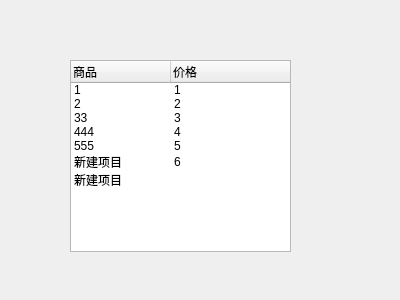
wwwxyz123/shanghaifusheng, file uitest.ui: the form before one commit.
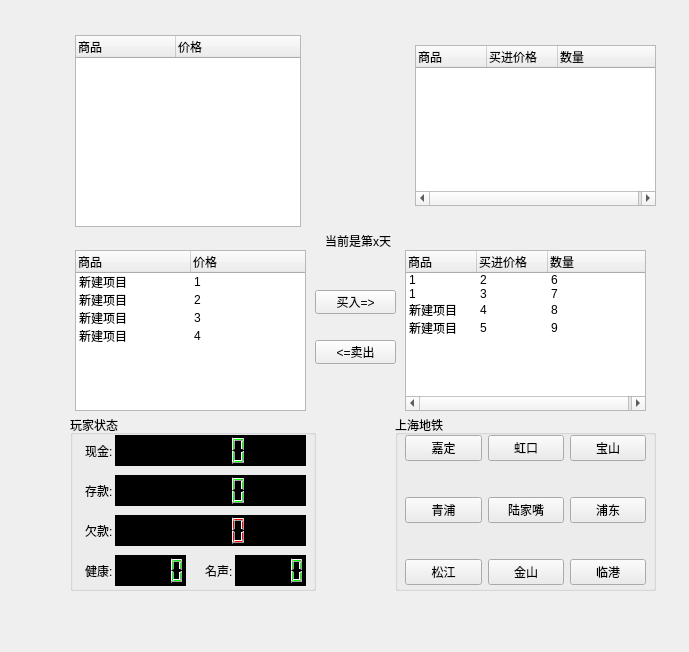
The form after the commit.

Commit message: 完成物品买卖功能，尚未集成到主窗口

```diff
--- a/uitest.ui
+++ b/uitest.ui
@@ -6,8 +6,8 @@
    <rect>
     <x>0</x>
     <y>0</y>
-    <width>400</width>
-    <height>300</height>
+    <width>689</width>
+    <height>652</height>
    </rect>
   </property>
   <property name="windowTitle">
@@ -16,9 +16,9 @@
   <widget class="QTreeWidget" name="treeWidget">
    <property name="geometry">
     <rect>
-     <x>70</x>
-     <y>60</y>
-     <width>221</width>
+     <x>75</x>
+     <y>35</y>
+     <width>226</width>
      <height>192</height>
     </rect>
    </property>
@@ -44,62 +44,475 @@
      <string>价格</string>
     </property>
    </column>
-   <item>
+  </widget>
+  <widget class="QTreeWidget" name="bagWidget">
+   <property name="geometry">
+    <rect>
+     <x>415</x>
+     <y>45</y>
+     <width>241</width>
+     <height>161</height>
+    </rect>
+   </property>
+   <property name="rootIsDecorated">
+    <bool>false</bool>
+   </property>
+   <attribute name="headerMinimumSectionSize">
+    <number>18</number>
+   </attribute>
+   <attribute name="headerDefaultSectionSize">
+    <number>71</number>
+   </attribute>
+   <attribute name="headerStretchLastSection">
+    <bool>false</bool>
+   </attribute>
+   <column>
     <property name="text">
-     <string>1</string>
+     <string notr="true">商品</string>
     </property>
+   </column>
+   <column>
     <property name="text">
-     <string>1</string>
+     <string>买进价格</string>
     </property>
-   </item>
-   <item>
+   </column>
+   <column>
     <property name="text">
-     <string>2</string>
+     <string>数量</string>
     </property>
+   </column>
+  </widget>
+  <widget class="QLCDNumber" name="playerfame">
+   <property name="geometry">
+    <rect>
+     <x>235</x>
+     <y>555</y>
+     <width>71</width>
+     <height>31</height>
+    </rect>
+   </property>
+   <property name="styleSheet">
+    <string notr="true">background-color: rgb(0, 0, 0);
+color: rgb(0, 255, 0);</string>
+   </property>
+  </widget>
+  <widget class="QLabel" name="label_5">
+   <property name="geometry">
+    <rect>
+     <x>205</x>
+     <y>560</y>
+     <width>31</width>
+     <height>21</height>
+    </rect>
+   </property>
+   <property name="text">
+    <string>名声:</string>
+   </property>
+  </widget>
+  <widget class="QLabel" name="label">
+   <property name="geometry">
+    <rect>
+     <x>85</x>
+     <y>440</y>
+     <width>31</width>
+     <height>21</height>
+    </rect>
+   </property>
+   <property name="text">
+    <string>现金:</string>
+   </property>
+  </widget>
+  <widget class="QLCDNumber" name="playerhealth">
+   <property name="geometry">
+    <rect>
+     <x>115</x>
+     <y>555</y>
+     <width>71</width>
+     <height>31</height>
+    </rect>
+   </property>
+   <property name="styleSheet">
+    <string notr="true">background-color: rgb(0, 0, 0);
+color: rgb(0, 255, 0);</string>
+   </property>
+  </widget>
+  <widget class="QWidget" name="layoutWidget">
+   <property name="geometry">
+    <rect>
+     <x>405</x>
+     <y>405</y>
+     <width>241</width>
+     <height>211</height>
+    </rect>
+   </property>
+   <layout class="QGridLayout" name="gridLayout">
+    <item row="2" column="0">
+     <widget class="QPushButton" name="pushButton_16">
+      <property name="text">
+       <string>松江</string>
+      </property>
+     </widget>
+    </item>
+    <item row="0" column="2">
+     <widget class="QPushButton" name="pushButton_10">
+      <property name="text">
+       <string>宝山</string>
+      </property>
+     </widget>
+    </item>
+    <item row="1" column="1">
+     <widget class="QPushButton" name="pushButton_12">
+      <property name="text">
+       <string>陆家嘴</string>
+      </property>
+     </widget>
+    </item>
+    <item row="1" column="2">
+     <widget class="QPushButton" name="pushButton_11">
+      <property name="text">
+       <string>浦东</string>
+      </property>
+     </widget>
+    </item>
+    <item row="2" column="2">
+     <widget class="QPushButton" name="pushButton_14">
+      <property name="text">
+       <string>临港</string>
+      </property>
+     </widget>
+    </item>
+    <item row="2" column="1">
+     <widget class="QPushButton" name="pushButton_15">
+      <property name="text">
+       <string>金山</string>
+      </property>
+     </widget>
+    </item>
+    <item row="0" column="0">
+     <widget class="QPushButton" name="pushButton_8">
+      <property name="text">
+       <string>嘉定</string>
+      </property>
+     </widget>
+    </item>
+    <item row="0" column="1">
+     <widget class="QPushButton" name="pushButton_9">
+      <property name="text">
+       <string>虹口</string>
+      </property>
+     </widget>
+    </item>
+    <item row="1" column="0">
+     <widget class="QPushButton" name="pushButton_13">
+      <property name="text">
+       <string>青浦</string>
+      </property>
+     </widget>
+    </item>
+   </layout>
+  </widget>
+  <widget class="QLabel" name="label_4">
+   <property name="geometry">
+    <rect>
+     <x>85</x>
+     <y>560</y>
+     <width>31</width>
+     <height>21</height>
+    </rect>
+   </property>
+   <property name="text">
+    <string>健康:</string>
+   </property>
+  </widget>
+  <widget class="QPushButton" name="buy">
+   <property name="geometry">
+    <rect>
+     <x>315</x>
+     <y>290</y>
+     <width>81</width>
+     <height>24</height>
+    </rect>
+   </property>
+   <property name="text">
+    <string>买入=&gt;</string>
+   </property>
+  </widget>
+  <widget class="QLCDNumber" name="playergiveupmoney">
+   <property name="geometry">
+    <rect>
+     <x>115</x>
+     <y>515</y>
+     <width>191</width>
+     <height>31</height>
+    </rect>
+   </property>
+   <property name="styleSheet">
+    <string notr="true">background-color: rgb(0, 0, 0);
+color: rgb(255, 0, 0);</string>
+   </property>
+  </widget>
+  <widget class="QTreeWidget" name="bagWidget_2">
+   <property name="geometry">
+    <rect>
+     <x>405</x>
+     <y>250</y>
+     <width>241</width>
+     <height>161</height>
+    </rect>
+   </property>
+   <property name="rootIsDecorated">
+    <bool>false</bool>
+   </property>
+   <attribute name="headerMinimumSectionSize">
+    <number>18</number>
+   </attribute>
+   <attribute name="headerDefaultSectionSize">
+    <number>71</number>
+   </attribute>
+   <attribute name="headerStretchLastSection">
+    <bool>false</bool>
+   </attribute>
+   <column>
     <property name="text">
-     <string>2</string>
+     <string notr="true">商品</string>
     </property>
-   </item>
-   <item>
+   </column>
+   <column>
     <property name="text">
-     <string>33</string>
+     <string>买进价格</string>
     </property>
+   </column>
+   <column>
     <property name="text">
-     <string>3</string>
+     <string>数量</string>
     </property>
-   </item>
+   </column>
    <item>
     <property name="text">
-     <string>444</string>
+     <string>1</string>
     </property>
     <property name="text">
-     <string>4</string>
-    </property>
-   </item>
-   <item>
-    <property name="text">
-     <string>555</string>
-    </property>
-    <property name="text">
-     <string>5</string>
-    </property>
-   </item>
-   <item>
-    <property name="text">
-     <string>新建项目</string>
+     <string>2</string>
     </property>
     <property name="text">
      <string>6</string>
     </property>
    </item>
+   <item>
+    <property name="text">
+     <string>1</string>
+    </property>
+    <property name="text">
+     <string>3</string>
+    </property>
+    <property name="text">
+     <string>7</string>
+    </property>
+   </item>
    <item>
     <property name="text">
      <string>新建项目</string>
     </property>
     <property name="text">
-     <string/>
+     <string>4</string>
     </property>
+    <property name="text">
+     <string>8</string>
+    </property>
    </item>
+   <item>
+    <property name="text">
+     <string>新建项目</string>
+    </property>
+    <property name="text">
+     <string>5</string>
+    </property>
+    <property name="text">
+     <string>9</string>
+    </property>
+   </item>
+  </widget>
+  <widget class="QGroupBox" name="groupBox_2">
+   <property name="geometry">
+    <rect>
+     <x>395</x>
+     <y>415</y>
+     <width>261</width>
+     <height>176</height>
+    </rect>
+   </property>
+   <property name="autoFillBackground">
+    <bool>false</bool>
+   </property>
+   <property name="styleSheet">
+    <string notr="true">border-color: rgb(0, 0, 0);</string>
+   </property>
+   <property name="title">
+    <string>上海地铁</string>
+   </property>
+   <property name="flat">
+    <bool>false</bool>
+   </property>
+   <property name="checkable">
+    <bool>false</bool>
+   </property>
+  </widget>
+  <widget class="QGroupBox" name="groupBox">
+   <property name="geometry">
+    <rect>
+     <x>70</x>
+     <y>415</y>
+     <width>246</width>
+     <height>176</height>
+    </rect>
+   </property>
+   <property name="title">
+    <string>玩家状态</string>
+   </property>
+  </widget>
+  <widget class="QTreeWidget" name="itemWidget">
+   <property name="geometry">
+    <rect>
+     <x>75</x>
+     <y>250</y>
+     <width>231</width>
+     <height>161</height>
+    </rect>
+   </property>
+   <property name="rootIsDecorated">
+    <bool>false</bool>
+   </property>
+   <attribute name="headerDefaultSectionSize">
+    <number>115</number>
+   </attribute>
+   <column>
+    <property name="text">
+     <string>商品</string>
+    </property>
+    <property name="textAlignment">
+     <set>AlignLeading|AlignVCenter</set>
+    </property>
+   </column>
+   <column>
+    <property name="text">
+     <string>价格</string>
+    </property>
+   </column>
+   <item>
+    <property name="text">
+     <string>新建项目</string>
+    </property>
+    <property name="text">
+     <string>1</string>
+    </property>
+   </item>
+   <item>
+    <property name="text">
+     <string>新建项目</string>
+    </property>
+    <property name="text">
+     <string>2</string>
+    </property>
+   </item>
+   <item>
+    <property name="text">
+     <string>新建项目</string>
+    </property>
+    <property name="text">
+     <string>3</string>
+    </property>
+   </item>
+   <item>
+    <property name="text">
+     <string>新建项目</string>
+    </property>
+    <property name="text">
+     <string>4</string>
+    </property>
+   </item>
+  </widget>
+  <widget class="QPushButton" name="sell">
+   <property name="geometry">
+    <rect>
+     <x>315</x>
+     <y>340</y>
+     <width>81</width>
+     <height>24</height>
+    </rect>
+   </property>
+   <property name="text">
+    <string>&lt;=卖出</string>
+   </property>
+  </widget>
+  <widget class="QLabel" name="daylabel">
+   <property name="geometry">
+    <rect>
+     <x>325</x>
+     <y>225</y>
+     <width>71</width>
+     <height>31</height>
+    </rect>
+   </property>
+   <property name="text">
+    <string>当前是第x天</string>
+   </property>
+  </widget>
+  <widget class="QLabel" name="label_3">
+   <property name="geometry">
+    <rect>
+     <x>85</x>
+     <y>520</y>
+     <width>31</width>
+     <height>21</height>
+    </rect>
+   </property>
+   <property name="text">
+    <string>欠款:</string>
+   </property>
+  </widget>
+  <widget class="QLabel" name="label_2">
+   <property name="geometry">
+    <rect>
+     <x>85</x>
+     <y>480</y>
+     <width>31</width>
+     <height>21</height>
+    </rect>
+   </property>
+   <property name="text">
+    <string>存款:</string>
+   </property>
+  </widget>
+  <widget class="QLCDNumber" name="playermoney">
+   <property name="geometry">
+    <rect>
+     <x>115</x>
+     <y>435</y>
+     <width>191</width>
+     <height>31</height>
+    </rect>
+   </property>
+   <property name="autoFillBackground">
+    <bool>false</bool>
+   </property>
+   <property name="styleSheet">
+    <string notr="true">background-color: rgb(0, 0, 0);
+color: rgb(0, 255, 0);</string>
+   </property>
+  </widget>
+  <widget class="QLCDNumber" name="playerbankmoney">
+   <property name="geometry">
+    <rect>
+     <x>115</x>
+     <y>475</y>
+     <width>191</width>
+     <height>31</height>
+    </rect>
+   </property>
+   <property name="styleSheet">
+    <string notr="true">background-color: rgb(0, 0, 0);
+color: rgb(0, 255, 0);</string>
+   </property>
   </widget>
  </widget>
  <resources/>
```
Left out of the diff: 2 changed lines with no effect on the pictures. The commit also changes 2 other files.
